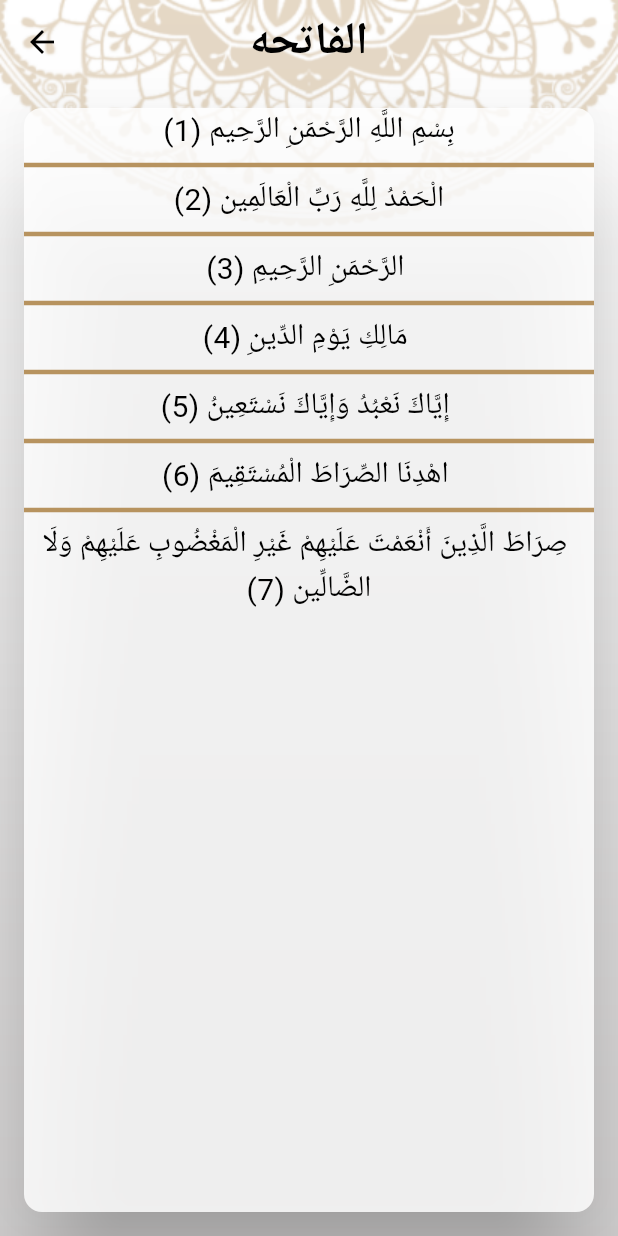
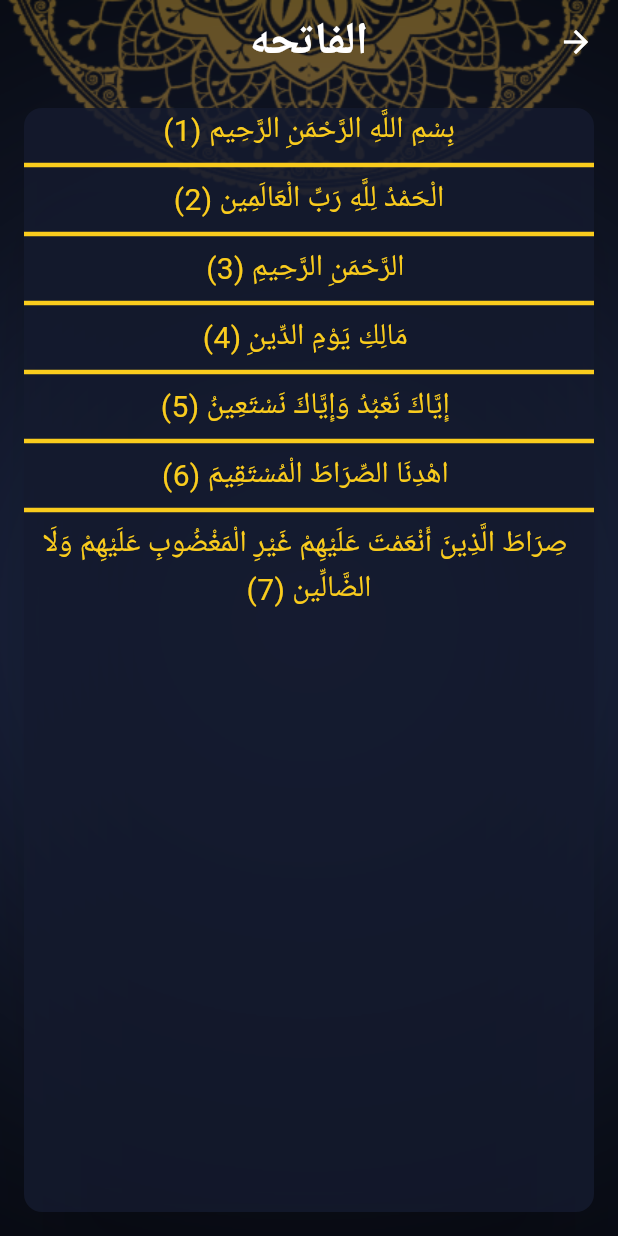
Before and after one commit to shrouk67/islami-c12-maadi, a Flutter app: the screen it shows after launch, after a tap on "الفاتحه", on a phone screen of 412 x 824 dp. Run offline on Flutter 3.47's test engine with Material 3 defaults, Android fonts, the phone set to English and light mode, and no system bars; generated files the repository leaves out were written again.

Commit message:
+ fix some issues

```diff
--- a/lib/home/tabs/QuranTab.dart
+++ b/lib/home/tabs/QuranTab.dart
@@ -34,13 +34,14 @@ class QuranTab extends StatelessWidget {
         Row(
           children: [
             Expanded(child: Text(AppLocalizations.of(context)!.suraName,
-              style: style: Theme.of(context).textTheme.titleMedium,
+              style: Theme.of(context).textTheme.titleMedium,
+    )),
             Container(
               color: Theme.of(context).colorScheme.tertiary,
               height: 0.08*height,
               width: 3,
             ),
-            Expanded(child: Text(AppLocalizations.of(context)!.versesNumber,textAlign: TextAlign.center,style: Theme.of(context).textTheme.titleMedium)))
+            Expanded(child: Text(AppLocalizations.of(context)!.versesNumber,textAlign: TextAlign.center,style: Theme.of(context).textTheme.titleMedium))
           ],
         ),
         Divider(
--- a/lib/main.dart
+++ b/lib/main.dart
@@ -21,7 +21,7 @@ class MyApp extends StatelessWidget {
       title: 'Flutter Demo',
       theme: AppStyle.lightTheme,
       darkTheme:AppStyle.darkTheme ,
-      themeMode: ThemeMode.light,
+      themeMode: ThemeMode.dark,
       initialRoute: HomeScreen.routeName,
       localizationsDelegates: [
         AppLocalizations.delegate,
@@ -33,7 +33,7 @@ class MyApp extends StatelessWidget {
         Locale("en"),
         Locale("ar"),
       ],
-      locale: Locale("en"),
+      locale: Locale("ar"),
       routes: {
         HomeScreen.routeName:(_)=>HomeScreen(),
         QuranDetailsScreen.routeName :(_)=> QuranDetailsScreen(),
--- a/lib/style/AppStyle.dart
+++ b/lib/style/AppStyle.dart
@@ -1,7 +1,7 @@
 import 'package:flutter/material.dart';
 
 class AppStyle{
-  static bool isDark = false;
+  static bool isDark = true;
   static Color lightPrimaryColor = Color(0xffB7935F);
   static Color darkPrimaryColor = Color(0xff141A2E);
   static Color darkSecondary = Color(0xffFACC1D);
```
